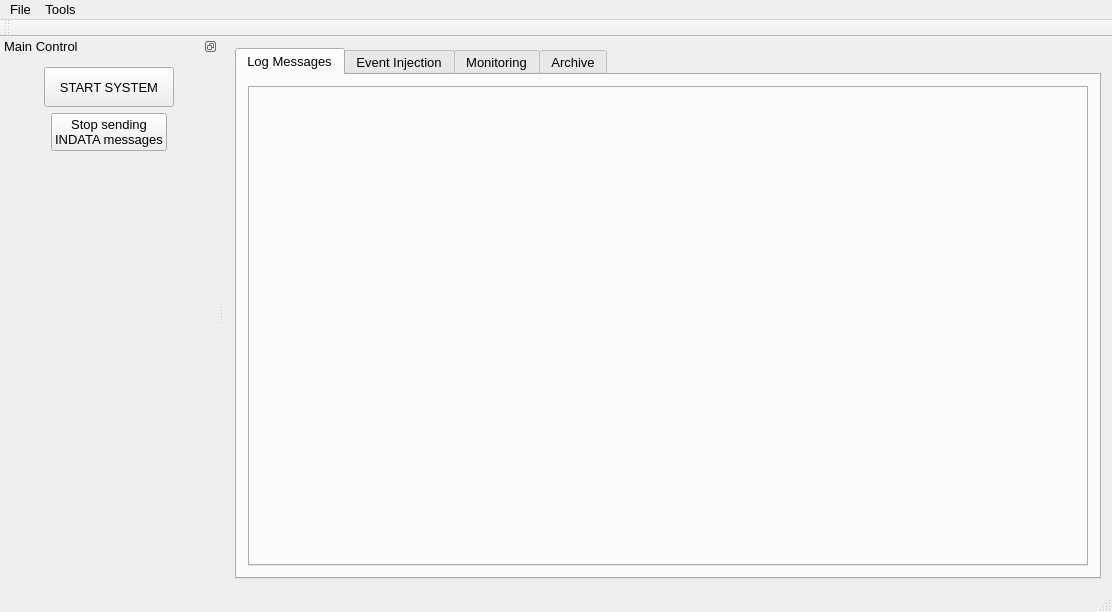
This is qpfhmi/mainwindow.ui in aardalath/qpf as Qt 5 draws it before an edit. The edited form follows.
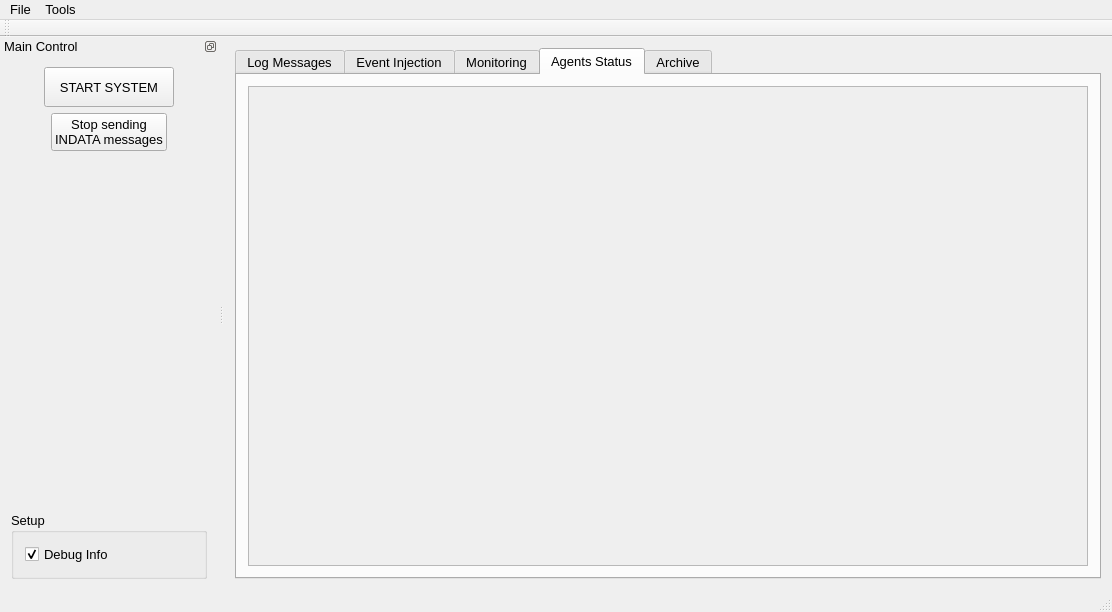
This is the edited form. The open tabs and pages were chosen to show the change.

Commit message: Many changes, most important now shows TaskAgents status info in new tab

Diff of the .ui file:
```diff
--- a/qpfhmi/mainwindow.ui
+++ b/qpfhmi/mainwindow.ui
@@ -810,6 +810,30 @@
         </item>
        </layout>
       </widget>
+      <widget class="QWidget" name="tabAgents">
+       <attribute name="title">
+        <string>Agents Status</string>
+       </attribute>
+       <layout class="QVBoxLayout" name="vlyAgents">
+        <item>
+         <widget class="QScrollArea" name="scrollAreaAgents">
+          <property name="widgetResizable">
+           <bool>true</bool>
+          </property>
+          <widget class="QWidget" name="scrollAreaWidgetContents">
+           <property name="geometry">
+            <rect>
+             <x>0</x>
+             <y>0</y>
+             <width>843</width>
+             <height>484</height>
+            </rect>
+           </property>
+          </widget>
+         </widget>
+        </item>
+       </layout>
+      </widget>
       <widget class="QWidget" name="tabpgArchive">
        <attribute name="title">
         <string>Archive</string>
@@ -969,6 +993,25 @@
        </property>
       </spacer>
      </item>
+     <item>
+      <widget class="QGroupBox" name="groupBox">
+       <property name="title">
+        <string>Setup</string>
+       </property>
+       <layout class="QVBoxLayout" name="verticalLayout_4">
+        <item>
+         <widget class="QCheckBox" name="chkDebugInfo">
+          <property name="text">
+           <string>Debug Info</string>
+          </property>
+          <property name="checked">
+           <bool>true</bool>
+          </property>
+         </widget>
+        </item>
+       </layout>
+      </widget>
+     </item>
     </layout>
    </widget>
   </widget>
```
Left out of the diff: 40 changed lines with no effect on the pictures. The commit also changes 2 other files.
